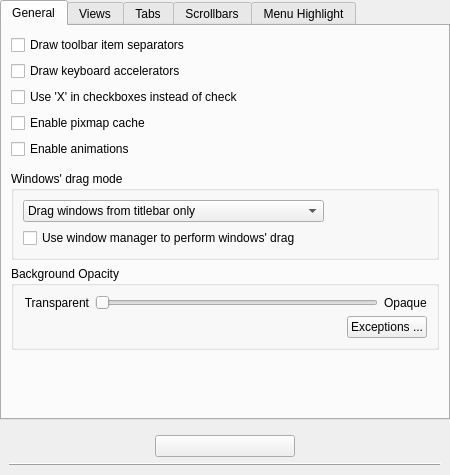
First picture: the form in style/config/ui/oxygenstyleconfig.ui, repository KDE/oxygen-transparent, before the edit.
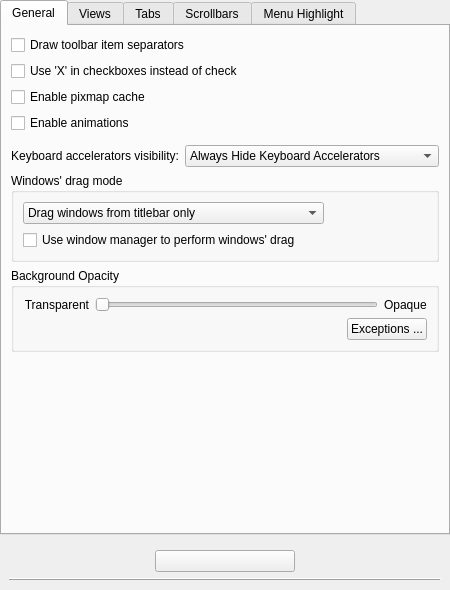
Second picture: the form after the edit. The open tabs and pages were chosen to show the change. Custom widgets are drawn as their Qt base class.

What changed in the file:
```diff
--- a/style/config/ui/oxygenstyleconfig.ui
+++ b/style/config/ui/oxygenstyleconfig.ui
@@ -7,7 +7,7 @@
     <x>0</x>
     <y>0</y>
     <width>450</width>
-    <height>475</height>
+    <height>590</height>
    </rect>
   </property>
   <property name="sizePolicy">
@@ -52,13 +52,6 @@
          </property>
         </widget>
        </item>
-       <item>
-        <widget class="QCheckBox" name="_showMnemonics">
-         <property name="text">
-          <string>Draw keyboard accelerators</string>
-         </property>
-        </widget>
-       </item>
        <item>
         <widget class="QCheckBox" name="_checkDrawX">
          <property name="text">
@@ -89,6 +82,42 @@
          </layout>
         </widget>
        </item>
+       <item>
+        <layout class="QGridLayout" name="gridLayout_6">
+         <item row="0" column="0">
+          <widget class="QLabel" name="_mnemonicsLabel">
+           <property name="text">
+            <string>Keyboard accelerators visibility:</string>
+           </property>
+           <property name="alignment">
+            <set>Qt::AlignRight|Qt::AlignTrailing|Qt::AlignVCenter</set>
+           </property>
+          </widget>
+         </item>
+         <item row="0" column="1">
+          <widget class="KComboBox" name="_mnemonicsMode">
+           <property name="sizeAdjustPolicy">
+            <enum>QComboBox::AdjustToContents</enum>
+           </property>
+           <item>
+            <property name="text">
+             <string>Always Hide Keyboard Accelerators</string>
+            </property>
+           </item>
+           <item>
+            <property name="text">
+             <string>Show Keyboard Accelerators When Needed</string>
+            </property>
+           </item>
+           <item>
+            <property name="text">
+             <string>Always Show Keyboard Accelerators</string>
+            </property>
+           </item>
+          </widget>
+         </item>
+        </layout>
+       </item>
        <item>
         <widget class="QGroupBox" name="_generalExpertWidget">
          <property name="title">
```
Left out of the diff: 2 changed lines with no effect on the pictures.
